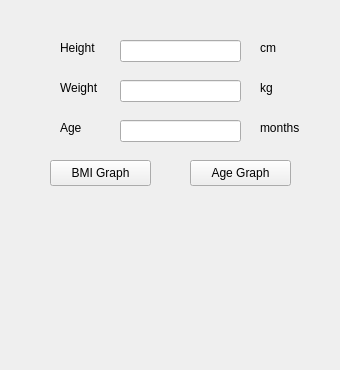
This is gui.ui in mohibfd/Doctor-Project as Qt 5 draws it before an edit. The edited form follows.
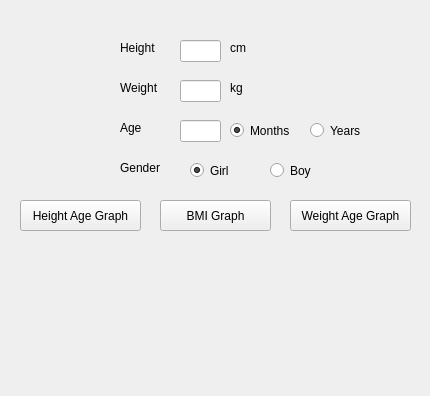
This is the edited form.

Commit message: allowing float numbers and months/years conversion

```diff
--- a/gui.ui
+++ b/gui.ui
@@ -6,8 +6,8 @@
    <rect>
     <x>0</x>
     <y>0</y>
-    <width>340</width>
-    <height>370</height>
+    <width>430</width>
+    <height>396</height>
    </rect>
   </property>
   <property name="windowTitle">
@@ -16,9 +16,9 @@
   <widget class="QLineEdit" name="heightInput">
    <property name="geometry">
     <rect>
-     <x>120</x>
+     <x>180</x>
      <y>40</y>
-     <width>121</width>
+     <width>41</width>
      <height>22</height>
     </rect>
    </property>
@@ -26,10 +26,10 @@
   <widget class="QPushButton" name="bmiButton">
    <property name="geometry">
     <rect>
-     <x>50</x>
-     <y>160</y>
-     <width>101</width>
-     <height>26</height>
+     <x>160</x>
+     <y>200</y>
+     <width>111</width>
+     <height>31</height>
     </rect>
    </property>
    <property name="text">
@@ -39,9 +39,9 @@
   <widget class="QLineEdit" name="weightInput">
    <property name="geometry">
     <rect>
-     <x>120</x>
+     <x>180</x>
      <y>80</y>
-     <width>121</width>
+     <width>41</width>
      <height>22</height>
     </rect>
    </property>
@@ -49,7 +49,7 @@
   <widget class="QLabel" name="label">
    <property name="geometry">
     <rect>
-     <x>60</x>
+     <x>120</x>
      <y>40</y>
      <width>58</width>
      <height>16</height>
@@ -62,7 +62,7 @@
   <widget class="QLabel" name="label_2">
    <property name="geometry">
     <rect>
-     <x>260</x>
+     <x>230</x>
      <y>40</y>
      <width>58</width>
      <height>16</height>
@@ -75,7 +75,7 @@
   <widget class="QLabel" name="label_3">
    <property name="geometry">
     <rect>
-     <x>60</x>
+     <x>120</x>
      <y>80</y>
      <width>58</width>
      <height>16</height>
@@ -88,7 +88,7 @@
   <widget class="QLabel" name="label_4">
    <property name="geometry">
     <rect>
-     <x>260</x>
+     <x>230</x>
      <y>80</y>
      <width>58</width>
      <height>16</height>
@@ -101,8 +101,8 @@
   <widget class="QLabel" name="bmi">
    <property name="geometry">
     <rect>
-     <x>9</x>
-     <y>210</y>
+     <x>59</x>
+     <y>250</y>
      <width>311</width>
      <height>31</height>
     </rect>
@@ -126,23 +126,7 @@
   <widget class="QLabel" name="child_health">
    <property name="geometry">
     <rect>
-     <x>10</x>
-     <y>260</y>
-     <width>311</width>
-     <height>31</height>
-    </rect>
-   </property>
-   <property name="text">
-    <string/>
-   </property>
-   <property name="alignment">
-    <set>Qt::AlignCenter</set>
-   </property>
-  </widget>
-  <widget class="QLabel" name="healthy_range">
-   <property name="geometry">
-    <rect>
-     <x>10</x>
+     <x>60</x>
      <y>300</y>
      <width>311</width>
      <height>31</height>
@@ -155,33 +139,36 @@
     <set>Qt::AlignCenter</set>
    </property>
   </widget>
+  <widget class="QLabel" name="healthy_range">
+   <property name="geometry">
+    <rect>
+     <x>60</x>
+     <y>340</y>
+     <width>311</width>
+     <height>31</height>
+    </rect>
+   </property>
+   <property name="text">
+    <string/>
+   </property>
+   <property name="alignment">
+    <set>Qt::AlignCenter</set>
+   </property>
+  </widget>
   <widget class="QLineEdit" name="ageInput">
    <property name="geometry">
     <rect>
-     <x>120</x>
+     <x>180</x>
      <y>120</y>
-     <width>121</width>
+     <width>41</width>
      <height>22</height>
     </rect>
    </property>
   </widget>
-  <widget class="QLabel" name="label_5">
-   <property name="geometry">
-    <rect>
-     <x>260</x>
-     <y>120</y>
-     <width>58</width>
-     <height>16</height>
-    </rect>
-   </property>
-   <property name="text">
-    <string>months</string>
-   </property>
-  </widget>
   <widget class="QLabel" name="label_6">
    <property name="geometry">
     <rect>
-     <x>60</x>
+     <x>120</x>
      <y>120</y>
      <width>58</width>
      <height>16</height>
@@ -191,17 +178,119 @@
     <string>Age</string>
    </property>
   </widget>
-  <widget class="QPushButton" name="ageButton">
+  <widget class="QPushButton" name="weightAgeButton">
+   <property name="geometry">
+    <rect>
+     <x>290</x>
+     <y>200</y>
+     <width>121</width>
+     <height>31</height>
+    </rect>
+   </property>
+   <property name="text">
+    <string>Weight Age Graph</string>
+   </property>
+  </widget>
+  <widget class="QRadioButton" name="monthRadioButton">
+   <property name="geometry">
+    <rect>
+     <x>230</x>
+     <y>120</y>
+     <width>71</width>
+     <height>21</height>
+    </rect>
+   </property>
+   <property name="text">
+    <string>Months</string>
+   </property>
+   <property name="checked">
+    <bool>true</bool>
+   </property>
+   <attribute name="buttonGroup">
+    <string notr="true">ageGroup</string>
+   </attribute>
+  </widget>
+  <widget class="QRadioButton" name="yearRadioButton">
+   <property name="geometry">
+    <rect>
+     <x>310</x>
+     <y>120</y>
+     <width>61</width>
+     <height>21</height>
+    </rect>
+   </property>
+   <property name="text">
+    <string>Years</string>
+   </property>
+   <property name="checked">
+    <bool>false</bool>
+   </property>
+   <attribute name="buttonGroup">
+    <string notr="true">ageGroup</string>
+   </attribute>
+  </widget>
+  <widget class="QLabel" name="label_8">
+   <property name="geometry">
+    <rect>
+     <x>120</x>
+     <y>160</y>
+     <width>58</width>
+     <height>16</height>
+    </rect>
+   </property>
+   <property name="text">
+    <string>Gender</string>
+   </property>
+  </widget>
+  <widget class="QRadioButton" name="maleRadioButton">
+   <property name="geometry">
+    <rect>
+     <x>270</x>
+     <y>160</y>
+     <width>51</width>
+     <height>21</height>
+    </rect>
+   </property>
+   <property name="text">
+    <string>Boy</string>
+   </property>
+   <property name="checked">
+    <bool>false</bool>
+   </property>
+   <attribute name="buttonGroup">
+    <string notr="true">genderGroup</string>
+   </attribute>
+  </widget>
+  <widget class="QRadioButton" name="femaleRadioButton">
    <property name="geometry">
     <rect>
      <x>190</x>
      <y>160</y>
-     <width>101</width>
-     <height>26</height>
+     <width>51</width>
+     <height>21</height>
     </rect>
    </property>
    <property name="text">
-    <string>Age Graph</string>
+    <string>Girl</string>
+   </property>
+   <property name="checked">
+    <bool>true</bool>
+   </property>
+   <attribute name="buttonGroup">
+    <string notr="true">genderGroup</string>
+   </attribute>
+  </widget>
+  <widget class="QPushButton" name="heightAgeButton">
+   <property name="geometry">
+    <rect>
+     <x>20</x>
+     <y>200</y>
+     <width>121</width>
+     <height>31</height>
+    </rect>
+   </property>
+   <property name="text">
+    <string>Height Age Graph</string>
    </property>
   </widget>
  </widget>
```
Left out of the diff: 4 changed lines with no effect on the pictures. The commit also changes 3 other files.
